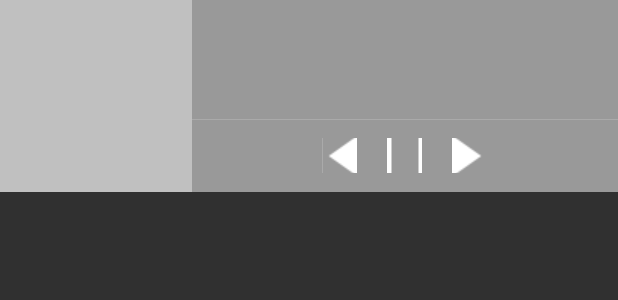
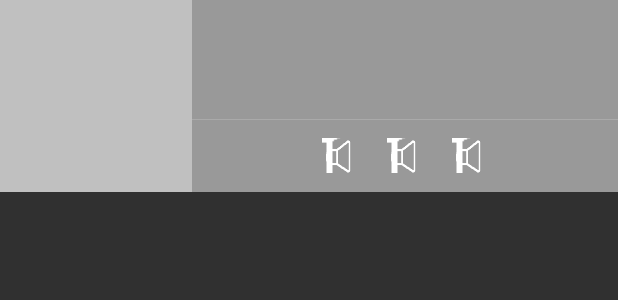
Before and after one commit to daniel-seo99/Music, an Android app: the layout notify_player.xml on its own in the app's theme, with its tools: preview values and no code run, on a phone screen of 412 x 824 dp. Shown: the top 300 px of the screen. Run offline under Robolectric (Android 15) with nearby library versions, the phone set to English and light mode, and no system bars.

```diff
--- a/app/src/main/res/drawable/buttonstyle_2.xml
+++ b/app/src/main/res/drawable/buttonstyle_2.xml
@@ -1,6 +1,6 @@
 <shape xmlns:android="http://schemas.android.com/apk/res/android" >
 
-    <solid android:color="#23000000"
+    <solid android:color="#23000000"/>
 
     <corners
         android:topLeftRadius="10dp"
--- a/app/src/main/res/drawable/layout2.xml
+++ b/app/src/main/res/drawable/layout2.xml
@@ -9,4 +9,3 @@
             android:topRightRadius="30dp"/>
         >
     </shape>
-</selector>
--- a/app/src/main/res/drawable/layout_language.xml
+++ b/app/src/main/res/drawable/layout_language.xml
@@ -8,5 +8,4 @@
         android:bottomLeftRadius="10dp"
         android:topLeftRadius="10dp"
         android:topRightRadius="10dp"/>
-    >
-</shap
+</shape>
--- a/app/src/main/res/drawable/m_underbar.xml
+++ b/app/src/main/res/drawable/m_underbar.xml
@@ -7,4 +7,4 @@
         android:topLeftRadius="25dp"
         android:topRightRadius="25dp"/>
     >
-</shape>or>
+</shape>
--- a/app/src/main/res/drawable/mm_underbar.xml
+++ b/app/src/main/res/drawable/mm_underbar.xml
@@ -7,4 +7,4 @@
         android:topLeftRadius="40dp"
         android:topRightRadius="40dp"/>
     >
-</shape>or>
+</shape>
--- a/app/src/main/res/drawable/sleep4.xml
+++ b/app/src/main/res/drawable/sleep4.xml
@@ -4,7 +4,7 @@
     <solid android:color="@null"/>
     <stroke
         android:width="2dp"
-        android:color="#F1F0FF"
+        android:color="#F1F0FF"/>
     <corners android:bottomRightRadius="20dp"
         android:bottomLeftRadius="20dp"
         android:topLeftRadius="20dp"
--- a/app/src/main/res/layout/notify_player.xml
+++ b/app/src/main/res/layout/notify_player.xml
@@ -1,5 +1,4 @@
 <?xml version="1.0" encoding="utf-8"?>
-
 <LinearLayout xmlns:android="http://schemas.android.com/apk/res/android"
     xmlns:tools="http://schemas.android.com/tools"
     android:layout_width="match_parent"
@@ -7,11 +6,9 @@
     android:background="@color/light_gray"
     android:baselineAligned="false"
     android:orientation="horizontal">
-
     <RelativeLayout
         android:layout_width="128dp"
         android:layout_height="128dp">
-
         <ImageView
             android:id="@+id/image"
             android:layout_width="match_parent"
@@ -19,20 +16,16 @@
             android:background="#ffc0c0c0"
             android:scaleType="fitXY"
             tools:ignore="ContentDescription" />
-
-   </RelativeLayout>
-
+    </RelativeLayout>
     <FrameLayout
         android:layout_width="0dp"
         android:layout_height="match_parent"
         android:layout_weight="1">
-
         <LinearLayout
             android:layout_width="match_parent"
             android:layout_height="wrap_content"
             android:layout_marginEnd="44dp"
             android:orientation="vertical">
-
             <TextView
                 android:id="@+id/player_song_name"
                 android:layout_width="match_parent"
@@ -44,7 +37,6 @@
                 android:text=""
                 android:textColor="#ffffffff"
                 android:textSize="20sp" />
-
             <TextView
                 android:id="@+id/music_time"
                 android:layout_width="match_parent"
@@ -55,7 +47,6 @@
                 android:text=""
                 android:textColor="@android:color/white"
                 android:textSize="14sp" />
-
             <TextView
                 android:id="@+id/player_albumname"
                 android:layout_width="match_parent"
@@ -66,58 +57,49 @@
                 android:text=""
                 android:textColor="@android:color/white"
                 android:textSize="14sp" />
-
         </LinearLayout>
-
-
         <FrameLayout
             android:layout_width="match_parent"
             android:layout_height="0.5dp"
             android:layout_gravity="bottom"
             android:layout_marginBottom="48dp"
             android:background="@android:color/darker_gray" />
-
         <LinearLayout
             android:layout_width="match_parent"
             android:layout_height="48dp"
             android:layout_gravity="bottom"
             android:gravity="center"
             android:orientation="horizontal">
-
             <ImageView
                 android:id="@+id/player_previous"
                 android:layout_width="23dp"
                 android:layout_height="23dp"
                 android:layout_marginLeft="10dp"
                 android:layout_marginRight="10dp"
-                android:background="@drawable/bar_selector_white"
+                android:background="@drawable/a2"
                 android:scaleType="center"
-                android:src="@drawable/ic_next_dark"
+                android:src="@drawable/a2"
                 tools:ignore="ContentDescription" />
-
             <ImageView
                 android:id="@+id/player_pause"
                 android:layout_width="23dp"
                 android:layout_height="23dp"
                 android:layout_marginLeft="10dp"
                 android:layout_marginRight="10dp"
-                android:background="@drawable/bar_selector_white"
+                android:background="@drawable/a2"
                 android:scaleType="center"
-                android:src="@drawable/ic_action_pause"
+                android:src="@drawable/a2"
                 tools:ignore="ContentDescription" />
-
-
             <ImageView
                 android:id="@+id/player_next"
                 android:layout_width="23dp"
                 android:layout_height="23dp"
                 android:layout_marginLeft="10dp"
                 android:layout_marginRight="10dp"
-                android:background="@drawable/bar_selector_white"
+                android:background="@drawable/a2"
                 android:scaleType="center"
-                android:src="@drawable/ic_previous_dark"
+                android:src="@drawable/a2"
                 tools:ignore="ContentDescription" />
         </LinearLayout>
     </FrameLayout>
-
 </LinearLayout>
```
Also changed, not shown: app/src/main/java/com/hjk/music_3/ui/activity/RegisterActivity.java (+20 -16 lines).
